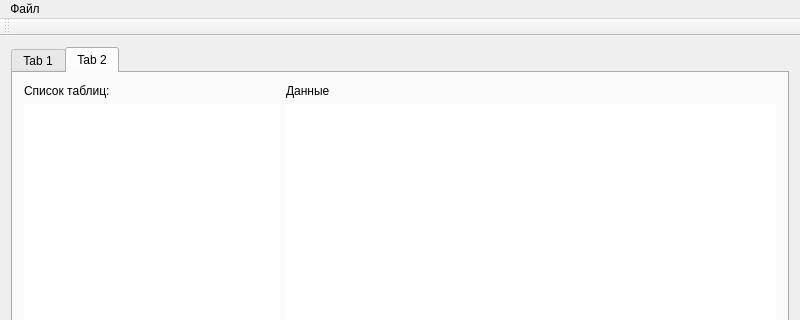
Above: gui/mainwindow.ui from Xtail96/QSQLite-database before the change; both pictures show x 0 to 800 and y 0 to 320 of the 800 by 600 pixel window. Below: the same form after it.
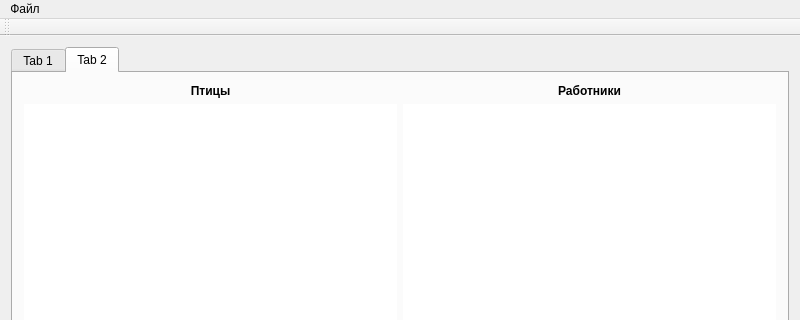
That is the form after the change.

The edit to the form file:
```diff
--- a/gui/mainwindow.ui
+++ b/gui/mainwindow.ui
@@ -108,37 +108,49 @@
         <string>Tab 2</string>
        </attribute>
        <layout class="QGridLayout" name="gridLayout_3">
-        <item row="1" column="1">
-         <widget class="QTableWidget" name="dataTableWidget">
-          <property name="frameShape">
-           <enum>QFrame::NoFrame</enum>
-          </property>
-         </widget>
-        </item>
-        <item row="0" column="1">
-         <widget class="QLabel" name="dataLabel">
-          <property name="text">
-           <string>Данные</string>
-          </property>
-         </widget>
-        </item>
         <item row="1" column="0">
-         <widget class="QListWidget" name="tablesListWidget">
-          <property name="sizePolicy">
-           <sizepolicy hsizetype="Preferred" vsizetype="Expanding">
-            <horstretch>0</horstretch>
-            <verstretch>0</verstretch>
-           </sizepolicy>
-          </property>
+         <widget class="QTableWidget" name="hensTableWidget">
           <property name="frameShape">
            <enum>QFrame::NoFrame</enum>
           </property>
          </widget>
         </item>
         <item row="0" column="0">
-         <widget class="QLabel" name="tablesLabel">
+         <widget class="QLabel" name="hensLabel">
+          <property name="font">
+           <font>
+            <weight>75</weight>
+            <bold>true</bold>
+           </font>
+          </property>
           <property name="text">
-           <string>Список таблиц:</string>
+           <string>Птицы</string>
+          </property>
+          <property name="alignment">
+           <set>Qt::AlignCenter</set>
+          </property>
+         </widget>
+        </item>
+        <item row="1" column="1">
+         <widget class="QTableWidget" name="workersTableWidget">
+          <property name="frameShape">
+           <enum>QFrame::NoFrame</enum>
+          </property>
+         </widget>
+        </item>
+        <item row="0" column="1">
+         <widget class="QLabel" name="label">
+          <property name="font">
+           <font>
+            <weight>75</weight>
+            <bold>true</bold>
+           </font>
+          </property>
+          <property name="text">
+           <string>Работники</string>
+          </property>
+          <property name="alignment">
+           <set>Qt::AlignCenter</set>
           </property>
          </widget>
         </item>
```
